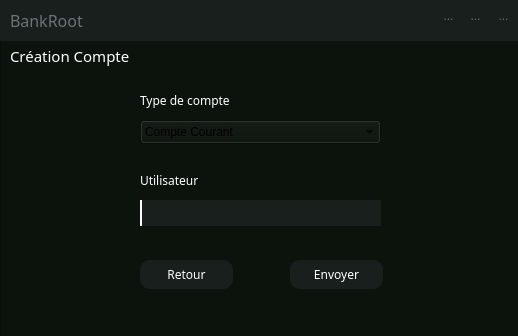
Old version of the form creer_compte.ui in the repository SparqueeZ/Bank-Root.
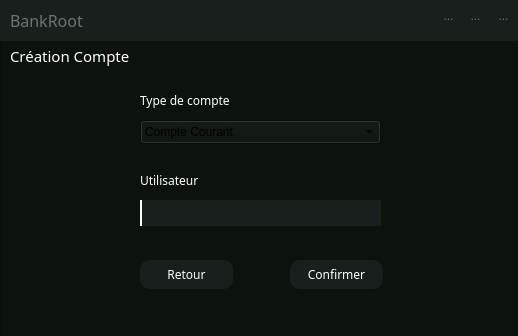
New version of the form. Icons and pictures are not drawn.

```diff
--- a/creer_compte.ui
+++ b/creer_compte.ui
@@ -109,7 +109,7 @@
 </string>
     </property>
     <property name="text">
-     <string>Envoyer</string>
+     <string>Confirmer</string>
     </property>
    </widget>
    <widget class="QLabel" name="label_7">
```
Left out of the diff: 10 changed lines with no effect on the pictures.
